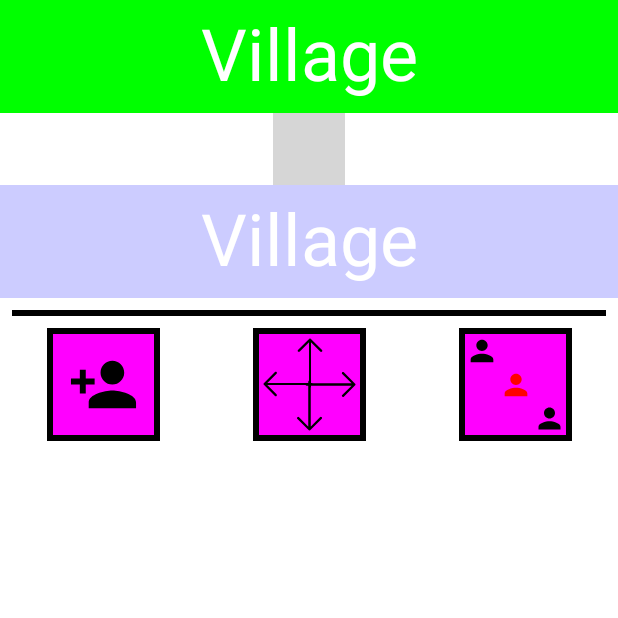
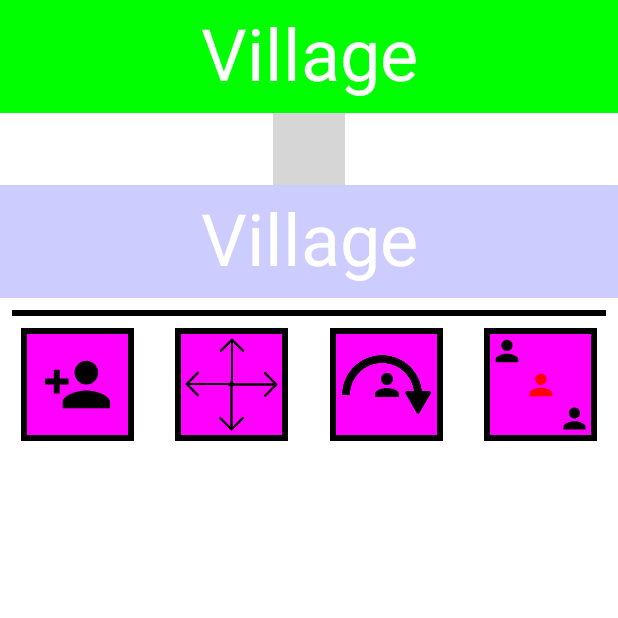
Before and after one commit to johangaw/cairn-clone, an Android app built with Jetpack Compose: the screen it shows after launch (MainActivity), on a phone screen of 412 x 824 dp, the top half of it. Run offline under Robolectric (Android 15) with nearby library versions, the phone set to English and light mode, and no system bars; 1 statement that could not run was skipped; grey boxes are pictures that could not be loaded.

Commit message:
Add jump action to UI

```diff
--- a/app/src/main/java/com/example/cairnclone/MainActivity.kt
+++ b/app/src/main/java/com/example/cairnclone/MainActivity.kt
@@ -58,6 +58,9 @@ class MainActivity : ComponentActivity() {
                             )
                         )
                     },
+                    performJump = { shaman, newPos ->
+                        game.perform(JumpOverShaman(shaman, newPos))
+                    },
                     performSpawn = { pos ->
                         game.perform(SpawnShaman(state.activeTeam, pos))
                     },
--- a/app/src/main/java/com/example/cairnclone/ui/CairnBoard.kt
+++ b/app/src/main/java/com/example/cairnclone/ui/CairnBoard.kt
@@ -69,6 +69,7 @@ fun CairnBoard(
     state: BoardState,
     stage: GameStage,
     performMove: (shaman: Shaman, newPos: Pos) -> Boolean,
+    performJump: (shaman: Shaman, newPos: Pos) -> Boolean,
     performSpawn: (pos: Pos) -> Boolean,
     performEndTurn: () -> Boolean,
     performTransformation: (s1: Shaman, s2: Shaman, target: Shaman) -> Boolean,
@@ -121,7 +122,12 @@ fun CairnBoard(
                                     else
                                         selectedShamans + shaman
                             } else if (selectedShamans.size == 1) {
-                                performMove(selectedShamans.first(), pos)
+                                val selectedShaman = selectedShamans.first()
+                                val isAdjacent = selectedShaman.pos.adjacentDirection(pos) != null
+                                if(isAdjacent)
+                                    performMove(selectedShaman, pos)
+                                else
+                                    performJump(selectedShaman, pos)
                                 selectedShamans = emptySet()
                             } else if (selectedShamans.size > 1) {
                                 Toast.makeText(
@@ -161,6 +167,7 @@ fun CairnBoard(
         ) {
             SpawnTilePiece(state.spawnActionTile)
             MovementTilePiece(state.moveActionTile)
+            JumpTilePiece(state.jumpActionTile)
             TransformationTilePiece(state.transformationTile)
         }
 
@@ -347,6 +354,7 @@ fun CairnBoardPreview() {
         state,
         GameStage.Action,
         { id, pos -> false },
+        { id, pos -> false },
         { false },
         { false },
         { s1, s2, s3 -> false },
--- a/app/src/main/java/com/example/cairnclone/ui/tiles.kt
+++ b/app/src/main/java/com/example/cairnclone/ui/tiles.kt
@@ -23,6 +23,7 @@ import androidx.compose.ui.res.painterResource
 import androidx.compose.ui.tooling.preview.Preview
 import androidx.compose.ui.unit.dp
 import com.example.cairnclone.R
+import com.example.cairnclone.game.board.JumpActionTile
 import com.example.cairnclone.game.board.MoveActionTile
 import com.example.cairnclone.game.board.SpawnActionTile
 import com.example.cairnclone.game.board.TransformationTile
@@ -73,6 +74,22 @@ fun SpawnTilePiece(tile: SpawnActionTile) {
             else Color.Black,
             modifier = Modifier.padding(10.dp).fillMaxSize()
         )
+    }
+}
+
+@Composable
+fun JumpTilePiece(tile: JumpActionTile) {
+    Box(
+        Modifier
+            .size(75.dp)
+            .background(Color.Black)
+            .padding(4.dp)
+            .background(Color.Magenta),
+        Alignment.Center
+    ) {
+        Image(painterResource(R.drawable.jump_arrow), "")
+        val color = if(tile == JumpActionTile.OverTeamMate) Color.Black else Color.Red
+        Icon(Icons.Default.Person, "", tint = color)
     }
 }
 
@@ -159,5 +176,10 @@ fun TilesPreview() {
             Spacer(modifier = Modifier.width(16.dp))
             SpawnTilePiece(SpawnActionTile.Black)
         }
+        Row {
+            JumpTilePiece(JumpActionTile.OverTeamMate)
+            Spacer(modifier = Modifier.width(16.dp))
+            JumpTilePiece(JumpActionTile.OverOpponent)
+        }
     }
 }
```
Also changed, not shown: app/src/main/res/drawable/jump_arrow.png (added).
